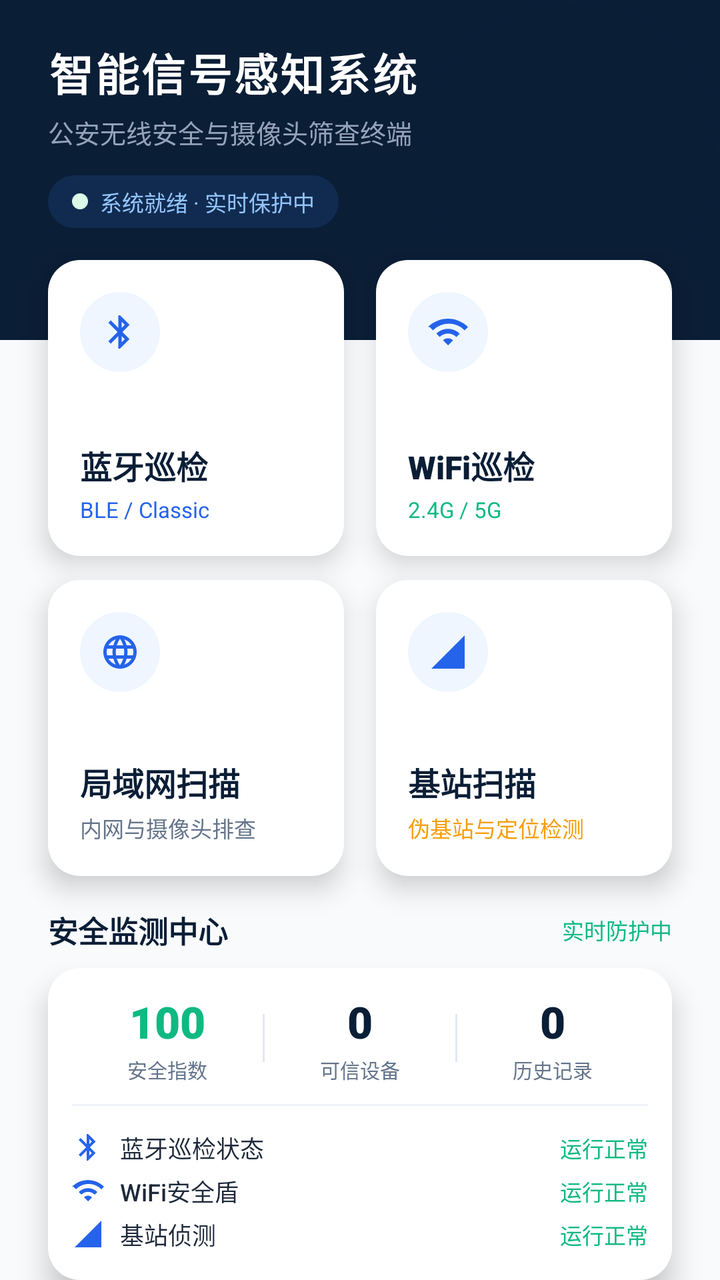
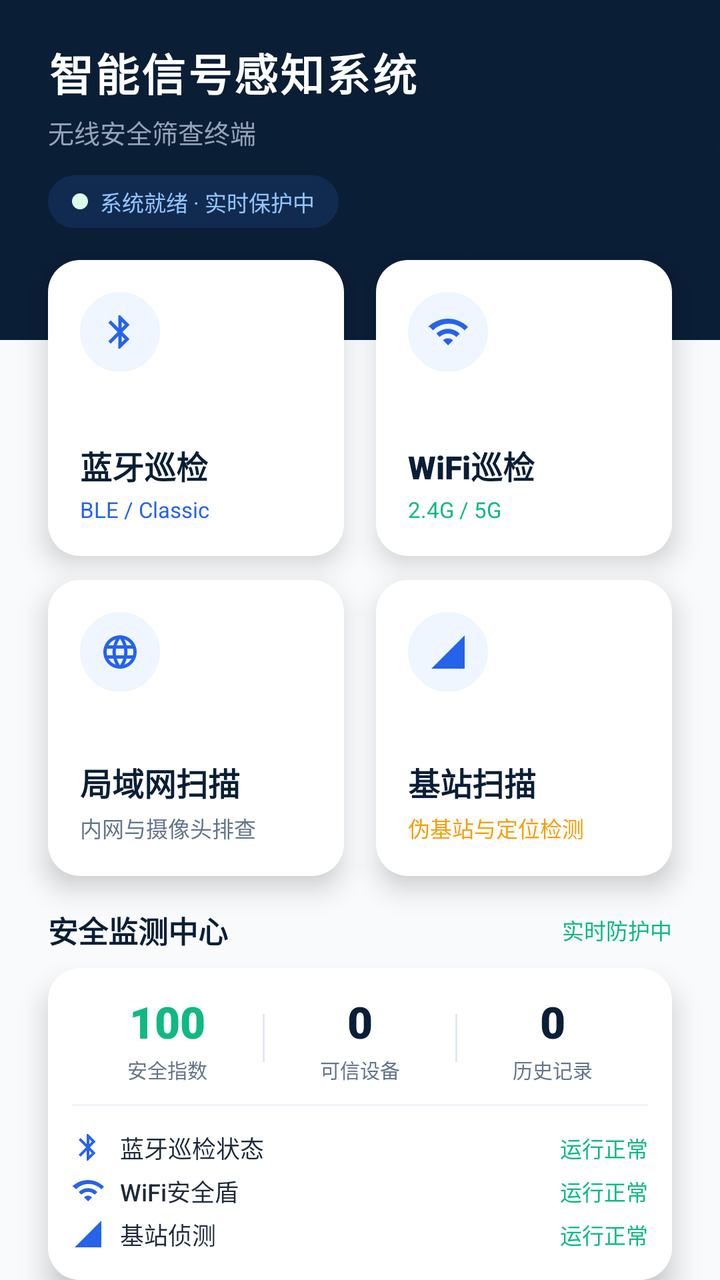

An Android layout rendered at two revisions. The XML below is the earlier revision; the diff shows what the commit changed to produce the second picture.
<!-- AndroidManifest.xml: application theme Theme.Signal_dectect -->
<!-- res/layout/fragment_home.xml -->
<?xml version="1.0" encoding="utf-8"?>
<androidx.core.widget.NestedScrollView xmlns:android="http://schemas.android.com/apk/res/android"
    xmlns:app="http://schemas.android.com/apk/res-auto"
    android:layout_width="match_parent"
    android:layout_height="match_parent"
    android:fillViewport="true"
    android:background="#F8FAFC"
    android:scrollbars="none">

    <androidx.constraintlayout.widget.ConstraintLayout
        android:layout_width="match_parent"
        android:layout_height="wrap_content"
        android:clipToPadding="false">

        
        <View
            android:id="@+id/header_background"
            android:layout_width="0dp"
            android:layout_height="170dp"
            android:background="#0A1E36"
            app:layout_constraintTop_toTopOf="parent"
            app:layout_constraintStart_toStartOf="parent"
            app:layout_constraintEnd_toEndOf="parent" />

        
        <View
            android:layout_width="150dp"
            android:layout_height="150dp"
            android:background="@drawable/bg_radar_ring"
            android:alpha="0.15"
            app:layout_constraintTop_toTopOf="parent"
            app:layout_constraintEnd_toEndOf="parent" />

        
        <TextView
            android:id="@+id/tv_greeting"
            android:layout_width="0dp"
            android:layout_height="wrap_content"
            android:text="智能信号感知系统"
            android:textSize="22sp"
            android:fontFamily="sans-serif-black"
            android:textColor="#FFFFFF"
            android:letterSpacing="0.05"
            android:layout_marginTop="20dp"
            android:layout_marginStart="24dp"
            android:layout_marginEnd="24dp"
            app:layout_constraintTop_toTopOf="parent"
            app:layout_constraintStart_toStartOf="parent"
            app:layout_constraintEnd_toEndOf="parent" />

        <TextView
            android:id="@+id/tv_subtitle"
            android:layout_width="0dp"
            android:layout_height="wrap_content"
            android:text="公安无线安全与摄像头筛查终端"
            android:textSize="13sp"
            android:textColor="#94A3B8"
            android:layout_marginTop="4dp"
            android:layout_marginStart="24dp"
            android:layout_marginEnd="24dp"
            app:layout_constraintTop_toBottomOf="@id/tv_greeting"
            app:layout_constraintStart_toStartOf="parent"
            app:layout_constraintEnd_toEndOf="parent" />

        
        <LinearLayout
            android:id="@+id/status_container"
            android:layout_width="wrap_content"
            android:layout_height="wrap_content"
            android:orientation="horizontal"
            android:gravity="center_vertical"
            android:background="@drawable/bg_pill_blue"
            android:backgroundTint="#223B82F6"
            android:paddingHorizontal="12dp"
            android:paddingVertical="5dp"
            android:layout_marginTop="12dp"
            android:layout_marginStart="24dp"
            app:layout_constraintTop_toBottomOf="@id/tv_subtitle"
            app:layout_constraintStart_toStartOf="parent">

            <View
                android:layout_width="8dp"
                android:layout_height="8dp"
                android:background="@drawable/bg_icon_circle_green"
                android:layout_marginEnd="6dp" />

            <TextView
                android:layout_width="wrap_content"
                android:layout_height="wrap_content"
                android:text="系统就绪 · 实时保护中"
                android:textColor="#93C5FD"
                android:textSize="11sp"
                android:fontFamily="sans-serif-bold" />
        </LinearLayout>



        
        <FrameLayout
            android:id="@+id/card_bluetooth_inspect"
            android:layout_width="0dp"
            android:layout_height="0dp"
            app:layout_constraintDimensionRatio="1:1"
            android:layout_marginTop="16dp"
            android:layout_marginStart="24dp"
            android:layout_marginEnd="8dp"
            android:clickable="true"
            android:focusable="true"
            android:background="@drawable/bg_card_rounded"
            android:stateListAnimator="@animator/card_press_anim"
            android:elevation="8dp"
            app:layout_constraintTop_toBottomOf="@id/status_container"
            app:layout_constraintStart_toStartOf="parent"
            app:layout_constraintEnd_toStartOf="@id/card_wifi_inspect">

            <LinearLayout
                android:layout_width="match_parent"
                android:layout_height="match_parent"
                android:orientation="vertical"
                android:padding="16dp">

                <FrameLayout
                    android:layout_width="40dp"
                    android:layout_height="40dp"
                    android:background="@drawable/bg_icon_circle_blue"
                    android:backgroundTint="#EFF6FF">

                    <ImageView
                        android:layout_width="20dp"
                        android:layout_height="20dp"
                        android:src="@drawable/ic_bluetooth"
                        app:tint="#2563EB"
                        android:layout_gravity="center" />
                </FrameLayout>

                <Space
                    android:layout_width="match_parent"
                    android:layout_height="0dp"
                    android:layout_weight="1" />

                <TextView
                    android:layout_width="match_parent"
                    android:layout_height="wrap_content"
                    android:text="蓝牙巡检"
                    android:textSize="16sp"
                    android:fontFamily="sans-serif-black"
                    android:textColor="#0A1E36" />

                <TextView
                    android:layout_width="match_parent"
                    android:layout_height="wrap_content"
                    android:text="BLE / Classic"
                    android:textSize="11sp"
                    android:textColor="#2563EB"
                    android:layout_marginTop="3dp"
                    android:fontFamily="sans-serif-bold" />
            </LinearLayout>
        </FrameLayout>

        
        <FrameLayout
            android:id="@+id/card_wifi_inspect"
            android:layout_width="0dp"
            android:layout_height="0dp"
            app:layout_constraintDimensionRatio="1:1"
            android:layout_marginTop="16dp"
            android:layout_marginStart="8dp"
            android:layout_marginEnd="24dp"
            android:clickable="true"
            android:focusable="true"
            android:background="@drawable/bg_card_rounded"
            android:stateListAnimator="@animator/card_press_anim"
            android:elevation="8dp"
            app:layout_constraintTop_toBottomOf="@id/status_container"
            app:layout_constraintStart_toEndOf="@id/card_bluetooth_inspect"
            app:layout_constraintEnd_toEndOf="parent">

            <LinearLayout
                android:layout_width="match_parent"
                android:layout_height="match_parent"
                android:orientation="vertical"
                android:padding="16dp">

                <FrameLayout
                    android:layout_width="40dp"
                    android:layout_height="40dp"
                    android:background="@drawable/bg_icon_circle_blue"
                    android:backgroundTint="#EFF6FF">

                    <ImageView
                        android:layout_width="20dp"
                        android:layout_height="20dp"
                        android:src="@drawable/ic_wifi"
                        app:tint="#2563EB"
                        android:layout_gravity="center" />
                </FrameLayout>

                <Space
                    android:layout_width="match_parent"
                    android:layout_height="0dp"
                    android:layout_weight="1" />

                <TextView
                    android:layout_width="match_parent"
                    android:layout_height="wrap_content"
                    android:text="WiFi巡检"
                    android:textSize="16sp"
                    android:fontFamily="sans-serif-black"
                    android:textColor="#0A1E36" />

                <TextView
                    android:layout_width="match_parent"
                    android:layout_height="wrap_content"
                    android:text="2.4G / 5G"
                    android:textSize="11sp"
                    android:textColor="#10B981"
                    android:layout_marginTop="3dp"
                    android:fontFamily="sans-serif-bold" />
            </LinearLayout>
        </FrameLayout>

        
        <FrameLayout
            android:id="@+id/card_lan_scan"
            android:layout_width="0dp"
            android:layout_height="0dp"
            app:layout_constraintDimensionRatio="1:1"
            android:layout_marginTop="12dp"
            android:layout_marginStart="24dp"
            android:layout_marginEnd="8dp"
            android:clickable="true"
            android:focusable="true"
            android:background="@drawable/bg_card_rounded"
            android:stateListAnimator="@animator/card_press_anim"
            android:elevation="8dp"
            app:layout_constraintTop_toBottomOf="@id/card_bluetooth_inspect"
            app:layout_constraintStart_toStartOf="parent"
            app:layout_constraintEnd_toStartOf="@id/card_cellular_scan">

            <LinearLayout
                android:layout_width="match_parent"
                android:layout_height="match_parent"
                android:orientation="vertical"
                android:padding="16dp">

                <FrameLayout
                    android:layout_width="40dp"
                    android:layout_height="40dp"
                    android:background="@drawable/bg_icon_circle_blue"
                    android:backgroundTint="#EFF6FF">

                    <ImageView
                        android:layout_width="20dp"
                        android:layout_height="20dp"
                        android:src="@drawable/ic_lan"
                        app:tint="#2563EB"
                        android:layout_gravity="center" />
                </FrameLayout>

                <Space
                    android:layout_width="match_parent"
                    android:layout_height="0dp"
                    android:layout_weight="1" />

                <TextView
                    android:layout_width="match_parent"
                    android:layout_height="wrap_content"
                    android:text="局域网扫描"
                    android:textSize="16sp"
                    android:fontFamily="sans-serif-black"
                    android:textColor="#0A1E36" />

                <TextView
                    android:layout_width="match_parent"
                    android:layout_height="wrap_content"
                    android:text="内网与摄像头排查"
                    android:textSize="11sp"
                    android:textColor="#64748B"
                    android:layout_marginTop="3dp"
                    android:fontFamily="sans-serif-bold" />
            </LinearLayout>
        </FrameLayout>

        
        <FrameLayout
            android:id="@+id/card_cellular_scan"
            android:layout_width="0dp"
            android:layout_height="0dp"
            app:layout_constraintDimensionRatio="1:1"
            android:layout_marginTop="12dp"
            android:layout_marginStart="8dp"
            android:layout_marginEnd="24dp"
            android:clickable="true"
            android:focusable="true"
            android:background="@drawable/bg_card_rounded"
            android:stateListAnimator="@animator/card_press_anim"
            android:elevation="8dp"
            app:layout_constraintTop_toBottomOf="@id/card_bluetooth_inspect"
            app:layout_constraintStart_toEndOf="@id/card_lan_scan"
            app:layout_constraintEnd_toEndOf="parent">

            <LinearLayout
                android:layout_width="match_parent"
                android:layout_height="match_parent"
                android:orientation="vertical"
                android:padding="16dp">

                <FrameLayout
                    android:layout_width="40dp"
                    android:layout_height="40dp"
                    android:background="@drawable/bg_icon_circle_blue"
                    android:backgroundTint="#EFF6FF">

                    <ImageView
                        android:layout_width="20dp"
                        android:layout_height="20dp"
                        android:src="@drawable/ic_cellular"
                        app:tint="#2563EB"
                        android:layout_gravity="center" />
                </FrameLayout>

                <Space
                    android:layout_width="match_parent"
                    android:layout_height="0dp"
                    android:layout_weight="1" />

                <TextView
                    android:layout_width="match_parent"
                    android:layout_height="wrap_content"
                    android:text="基站扫描"
                    android:textSize="16sp"
                    android:fontFamily="sans-serif-black"
                    android:textColor="#0A1E36" />

                <TextView
                    android:layout_width="match_parent"
                    android:layout_height="wrap_content"
                    android:text="伪基站与定位检测"
                    android:textSize="11sp"
                    android:textColor="#F59E0B"
                    android:layout_marginTop="3dp"
                    android:fontFamily="sans-serif-bold" />
            </LinearLayout>
        </FrameLayout>
        
        <LinearLayout
            android:id="@+id/section_monitor_title"
            android:layout_width="0dp"
            android:layout_height="wrap_content"
            android:orientation="horizontal"
            android:gravity="center_vertical"
            android:layout_marginTop="16dp"
            android:layout_marginStart="24dp"
            android:layout_marginEnd="24dp"
            app:layout_constraintTop_toBottomOf="@id/card_lan_scan"
            app:layout_constraintStart_toStartOf="parent"
            app:layout_constraintEnd_toEndOf="parent">

            <TextView
                android:layout_width="wrap_content"
                android:layout_height="wrap_content"
                android:text="安全监测中心"
                android:textSize="15sp"
                android:fontFamily="sans-serif-black"
                android:textColor="#0A1E36" />

            <View
                android:layout_width="0dp"
                android:layout_height="0dp"
                android:layout_weight="1" />

            <TextView
                android:id="@+id/tv_dashboard_status"
                android:layout_width="wrap_content"
                android:layout_height="wrap_content"
                android:text="实时防护中"
                android:textSize="11sp"
                android:textColor="#10B981"
                android:fontFamily="sans-serif-bold" />
        </LinearLayout>

        
        <FrameLayout
            android:id="@+id/card_monitor"
            android:layout_width="0dp"
            android:layout_height="wrap_content"
            android:layout_marginTop="8dp"
            android:layout_marginStart="24dp"
            android:layout_marginEnd="24dp"
            android:layout_marginBottom="16dp"
            android:background="@drawable/bg_card_rounded"
            android:elevation="8dp"
            app:layout_constraintTop_toBottomOf="@id/section_monitor_title"
            app:layout_constraintStart_toStartOf="parent"
            app:layout_constraintEnd_toEndOf="parent"
            app:layout_constraintBottom_toBottomOf="parent">

            <LinearLayout
                android:layout_width="match_parent"
                android:layout_height="wrap_content"
                android:orientation="vertical"
                android:padding="12dp">

                
                <LinearLayout
                    android:layout_width="match_parent"
                    android:layout_height="wrap_content"
                    android:orientation="horizontal"
                    android:baselineAligned="false"
                    android:gravity="center_vertical">

                    
                    <LinearLayout
                        android:layout_width="0dp"
                        android:layout_height="wrap_content"
                        android:layout_weight="1"
                        android:orientation="vertical"
                        android:gravity="center">

                        <TextView
                            android:id="@+id/tv_score_val"
                            android:layout_width="wrap_content"
                            android:layout_height="wrap_content"
                            android:text="100"
                            android:textSize="22sp"
                            android:textColor="#10B981"
                            android:fontFamily="sans-serif-black" />

                        <TextView
                            android:layout_width="wrap_content"
                            android:layout_height="wrap_content"
                            android:text="安全指数"
                            android:textSize="10sp"
                            android:textColor="#64748B"
                            android:layout_marginTop="2dp" />
                    </LinearLayout>

                    <View
                        android:layout_width="1dp"
                        android:layout_height="24dp"
                        android:background="#E2E8F0" />

                    
                    <LinearLayout
                        android:layout_width="0dp"
                        android:layout_height="wrap_content"
                        android:layout_weight="1"
                        android:orientation="vertical"
                        android:gravity="center">

                        <TextView
                            android:id="@+id/tv_whitelist_count"
                            android:layout_width="wrap_content"
                            android:layout_height="wrap_content"
                            android:text="0"
                            android:textSize="22sp"
                            android:textColor="#0A1E36"
                            android:fontFamily="sans-serif-black" />

                        <TextView
                            android:layout_width="wrap_content"
                            android:layout_height="wrap_content"
                            android:text="可信设备"
                            android:textSize="10sp"
                            android:textColor="#64748B"
                            android:layout_marginTop="2dp" />
                    </LinearLayout>

                    <View
                        android:layout_width="1dp"
                        android:layout_height="24dp"
                        android:background="#E2E8F0" />

                    
                    <LinearLayout
                        android:layout_width="0dp"
                        android:layout_height="wrap_content"
                        android:layout_weight="1"
                        android:orientation="vertical"
                        android:gravity="center">

                        <TextView
                            android:id="@+id/tv_history_count"
                            android:layout_width="wrap_content"
                            android:layout_height="wrap_content"
                            android:text="0"
                            android:textSize="22sp"
                            android:textColor="#0A1E36"
                            android:fontFamily="sans-serif-black" />

                        <TextView
                            android:layout_width="wrap_content"
                            android:layout_height="wrap_content"
                            android:text="历史记录"
                            android:textSize="10sp"
                            android:textColor="#64748B"
                            android:layout_marginTop="2dp" />
                    </LinearLayout>
                </LinearLayout>

                
                <View
                    android:layout_width="match_parent"
                    android:layout_height="1dp"
                    android:background="#F1F5F9"
                    android:layout_marginTop="10dp"
                    android:layout_marginBottom="10dp" />

                
                <LinearLayout
                    android:layout_width="match_parent"
                    android:layout_height="wrap_content"
                    android:orientation="vertical">

                    
                    <LinearLayout
                        android:layout_width="match_parent"
                        android:layout_height="wrap_content"
                        android:orientation="horizontal"
                        android:gravity="center_vertical"
                        android:paddingVertical="2dp">

                        <ImageView
                            android:layout_width="16dp"
                            android:layout_height="16dp"
                            android:src="@drawable/ic_bluetooth"
                            app:tint="#2563EB"
                            android:layout_marginEnd="8dp" />

                        <TextView
                            android:layout_width="wrap_content"
                            android:layout_height="wrap_content"
                            android:text="蓝牙巡检状态"
                            android:textSize="12sp"
                            android:textColor="#1E293B"
                            android:fontFamily="sans-serif-medium" />

                        <View
                            android:layout_width="0dp"
                            android:layout_height="0dp"
                            android:layout_weight="1" />

                        <TextView
                            android:id="@+id/tv_status_bluetooth"
                            android:layout_width="wrap_content"
                            android:layout_height="wrap_content"
                            android:text="运行正常"
                            android:textSize="11sp"
                            android:textColor="#10B981"
                            android:fontFamily="sans-serif-bold" />
                    </LinearLayout>

                    
                    <LinearLayout
                        android:layout_width="match_parent"
                        android:layout_height="wrap_content"
                        android:orientation="horizontal"
                        android:gravity="center_vertical"
                        android:paddingVertical="2dp">

                        <ImageView
                            android:layout_width="16dp"
                            android:layout_height="16dp"
                            android:src="@drawable/ic_wifi"
                            app:tint="#2563EB"
                            android:layout_marginEnd="8dp" />

                        <TextView
                            android:layout_width="wrap_content"
                            android:layout_height="wrap_content"
                            android:text="WiFi安全盾"
                            android:textSize="12sp"
                            android:textColor="#1E293B"
                            android:fontFamily="sans-serif-medium" />

                        <View
                            android:layout_width="0dp"
                            android:layout_height="0dp"
                            android:layout_weight="1" />

                        <TextView
                            android:id="@+id/tv_status_wifi"
                            android:layout_width="wrap_content"
                            android:layout_height="wrap_content"
                            android:text="运行正常"
                            android:textSize="11sp"
                            android:textColor="#10B981"
                            android:fontFamily="sans-serif-bold" />
                    </LinearLayout>

                    
                    <LinearLayout
                        android:layout_width="match_parent"
                        android:layout_height="wrap_content"
                        android:orientation="horizontal"
                        android:gravity="center_vertical"
                        android:paddingVertical="2dp">

                        <ImageView
                            android:layout_width="16dp"
                            android:layout_height="16dp"
                            android:src="@drawable/ic_cellular"
                            app:tint="#2563EB"
                            android:layout_marginEnd="8dp" />

                        <TextView
                            android:layout_width="wrap_content"
                            android:layout_height="wrap_content"
                            android:text="基站侦测"
                            android:textSize="12sp"
                            android:textColor="#1E293B"
                            android:fontFamily="sans-serif-medium" />

                        <View
                            android:layout_width="0dp"
                            android:layout_height="0dp"
                            android:layout_weight="1" />

                        <TextView
                            android:id="@+id/tv_status_cellular"
                            android:layout_width="wrap_content"
                            android:layout_height="wrap_content"
                            android:text="运行正常"
                            android:textSize="11sp"
                            android:textColor="#10B981"
                            android:fontFamily="sans-serif-bold" />
                    </LinearLayout>
                </LinearLayout>
            </LinearLayout>
        </FrameLayout>

    </androidx.constraintlayout.widget.ConstraintLayout>
</androidx.core.widget.NestedScrollView>
<!-- resources referenced by this layout -->
<resources>
  <!-- drawable bg_card_rounded (drawable) -->
  <?xml version="1.0" encoding="utf-8"?>
  <shape xmlns:android="http://schemas.android.com/apk/res/android">
      <solid android:color="#FFFFFF" />
      <corners android:radius="16dp" />
  </shape>
  <!-- drawable bg_icon_circle_blue (drawable) -->
  <?xml version="1.0" encoding="utf-8"?>
  <shape xmlns:android="http://schemas.android.com/apk/res/android"
      android:shape="oval">
      <solid android:color="#E0E7FF" />
  </shape>
  <!-- drawable bg_icon_circle_green (drawable) -->
  <?xml version="1.0" encoding="utf-8"?>
  <shape xmlns:android="http://schemas.android.com/apk/res/android"
      android:shape="oval">
      <solid android:color="#DCFCE7" />
  </shape>
  <!-- drawable bg_pill_blue (drawable) -->
  <?xml version="1.0" encoding="utf-8"?>
  <shape xmlns:android="http://schemas.android.com/apk/res/android">
      <solid android:color="#E0E7FF" />
      <corners android:radius="16dp" />
  </shape>
  <!-- drawable bg_radar_ring (drawable) -->
  <?xml version="1.0" encoding="utf-8"?>
  <shape xmlns:android="http://schemas.android.com/apk/res/android"
      android:shape="oval">
      <solid android:color="#00000000" />
      <stroke
          android:width="1dp"
          android:color="#1560A5FA" />
  </shape>
  <!-- drawable ic_bluetooth (drawable) -->
  <vector xmlns:android="http://schemas.android.com/apk/res/android"
      android:width="24dp"
      android:height="24dp"
      android:viewportWidth="24"
      android:viewportHeight="24"
      android:tint="?attr/colorControlNormal">
    <path
        android:fillColor="@android:color/white"
        android:pathData="M17.71,7.71L12,2h-1v7.59L6.41,5 5,6.41 10.59,12 5,17.59 6.41,19 11,14.41V22h1l5.71-5.71-4.3-4.29 4.3-4.29zM13,5.83l1.88,1.88L13,9.59V5.83zm1.88,10.46L13,18.17v-3.76l1.88,1.88z"/>
  </vector>
  <!-- drawable ic_cellular (drawable) -->
  <vector xmlns:android="http://schemas.android.com/apk/res/android"
      android:width="24dp"
      android:height="24dp"
      android:viewportWidth="24"
      android:viewportHeight="24">
    <path
        android:pathData="M2,22h20V2L2,22z"
        android:fillColor="#000000"/>
  </vector>
  <!-- drawable ic_wifi (drawable) -->
  <vector xmlns:android="http://schemas.android.com/apk/res/android"
      android:width="24dp"
      android:height="24dp"
      android:viewportWidth="24"
      android:viewportHeight="24"
      android:tint="?attr/colorControlNormal">
    <path
        android:fillColor="@android:color/white"
        android:pathData="M1 9l2 2c5.33-5.33 13.67-5.33 19 0l2-2c-6.67-6.67-17.33-6.67-24 0zm0 0"/>
    <path
        android:fillColor="@android:color/white"
        android:pathData="M9 17l3 3 3-3c-1.65-1.66-4.34-1.66-6 0zm0 0"/>
    <path
        android:fillColor="@android:color/white"
        android:pathData="M5 13l2 2c2.76-2.76 7.24-2.76 10 0l2-2C15.14 9.14 8.87 9.14 5 13zm0 0"/>
  </vector>
  <style name="Theme.Signal_dectect" parent="Theme.MaterialComponents.DayNight.NoActionBar">
          
          <item name="colorPrimary">@color/primary</item>
          <item name="colorPrimaryVariant">@color/primary_variant</item>
          <item name="colorOnPrimary">@color/on_primary</item>
          
          
          <item name="colorSecondary">@color/secondary</item>
          <item name="colorSecondaryVariant">@color/secondary_variant</item>
          <item name="colorOnSecondary">@color/on_secondary</item>
          
          
          <item name="android:windowBackground">@color/background</item>
          <item name="colorSurface">@color/surface</item>
          
          
          <item name="android:statusBarColor">@color/background</item>
          <item name="android:windowLightStatusBar">true</item>
          
          
      </style>
  <color name="primary">#2563EB</color>
  <color name="primary_variant">#1D4ED8</color>
  <color name="on_primary">#FFFFFF</color>
  <color name="secondary">#0EA5E9</color>
  <color name="secondary_variant">#0284C7</color>
  <color name="on_secondary">#FFFFFF</color>
  <color name="background">#F8FAFC</color>
  <color name="surface">#FFFFFF</color>
  <!-- unchanged entries left out for length: 1 -->
</resources>

<!-- the commit's change to res/layout/fragment_home.xml (unified diff, before → after) -->
@@ -52,7 +52,7 @@
             android:id="@+id/tv_subtitle"
             android:layout_width="0dp"
             android:layout_height="wrap_content"
-            android:text="公安无线安全与摄像头筛查终端"
+            android:text="无线安全筛查终端"
             android:textSize="13sp"
             android:textColor="#94A3B8"
             android:layout_marginTop="4dp"
